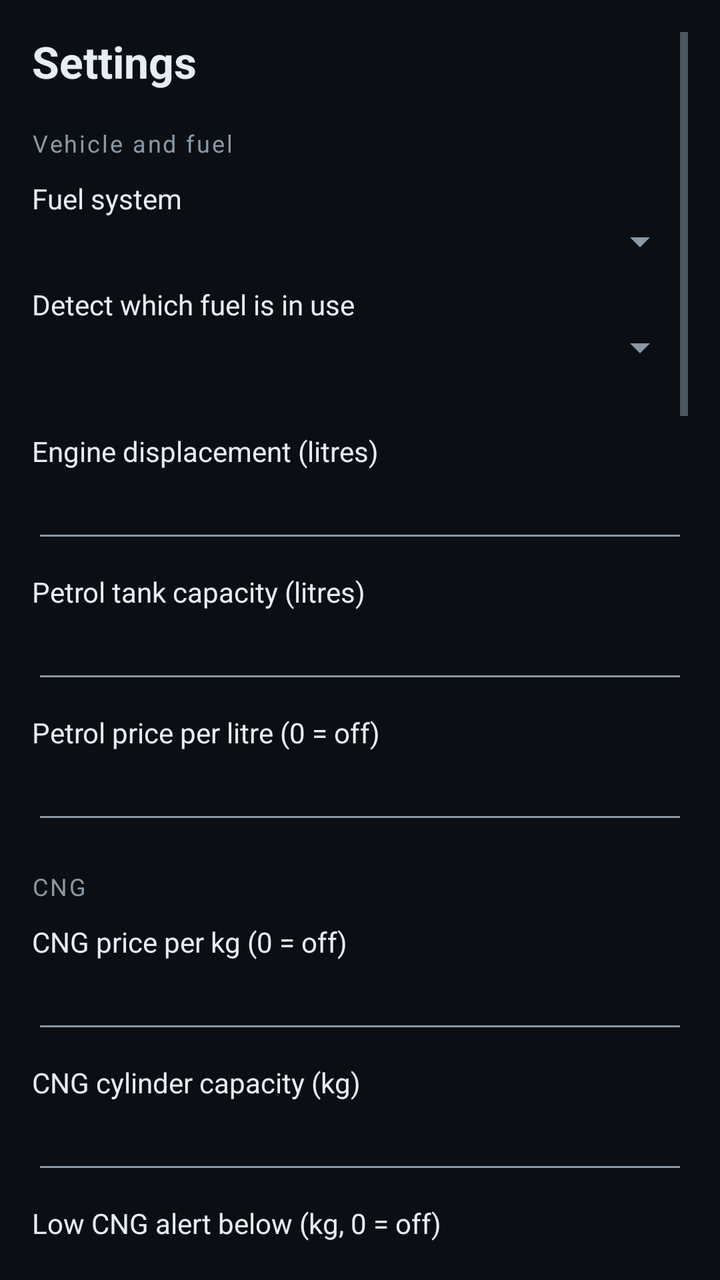
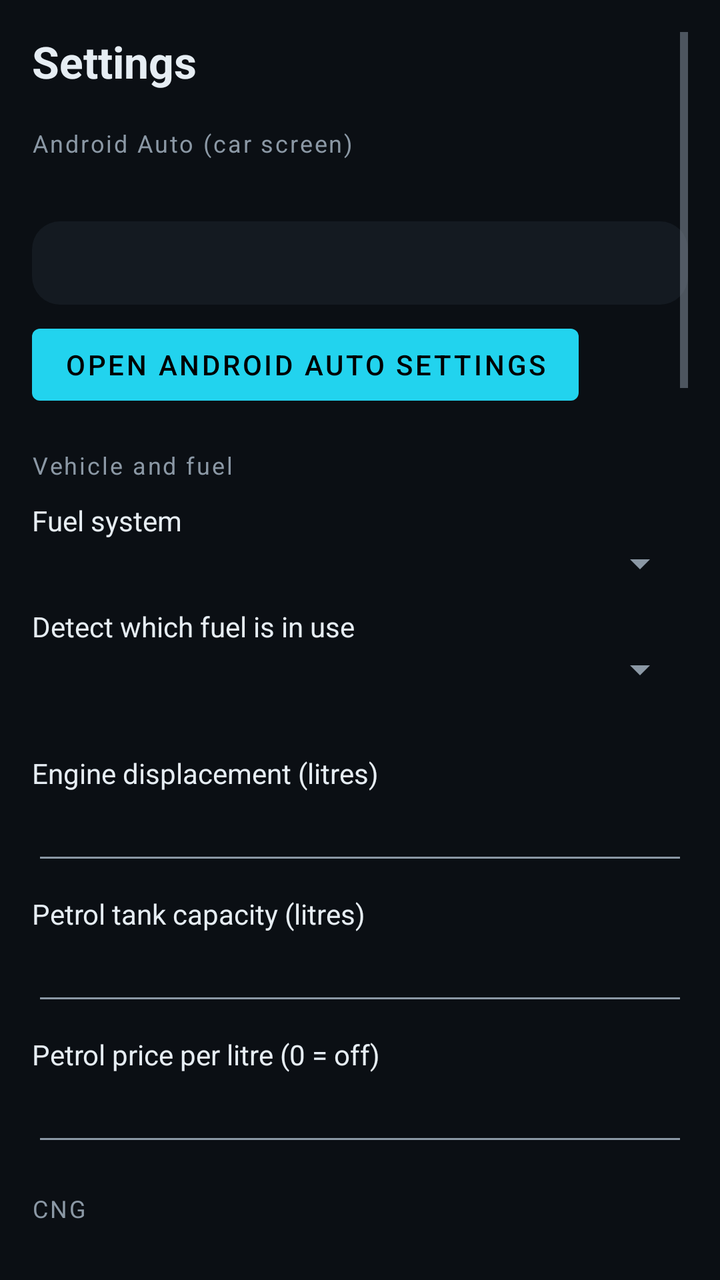

The first picture is an Android layout as it rendered before a commit; the second is the same layout after the commit. The layout source and the unified diff follow.
<!-- AndroidManifest.xml: application theme Theme.Obd2Dash -->
<!-- res/layout/activity_settings.xml -->
<?xml version="1.0" encoding="utf-8"?>
<ScrollView xmlns:android="http://schemas.android.com/apk/res/android"
    android:layout_width="match_parent"
    android:layout_height="match_parent"
    android:background="@color/bg"
    android:padding="16dp">

    <LinearLayout
        android:layout_width="match_parent"
        android:layout_height="wrap_content"
        android:orientation="vertical">

        <TextView
            android:layout_width="match_parent"
            android:layout_height="wrap_content"
            android:text="@string/settings"
            android:textColor="@color/text_primary"
            android:textSize="22sp"
            android:textStyle="bold" />

        <TextView style="@style/SettingSection" android:text="Vehicle and fuel" />

        <TextView style="@style/SettingLabel" android:text="Fuel system" />
        <Spinner android:id="@+id/fuelSystem" android:layout_width="match_parent" android:layout_height="wrap_content" />

        <LinearLayout
            android:id="@+id/biFuelGroup"
            android:layout_width="match_parent"
            android:layout_height="wrap_content"
            android:orientation="vertical">

            <TextView style="@style/SettingLabel" android:text="Detect which fuel is in use" />
            <Spinner android:id="@+id/fuelDetection" android:layout_width="match_parent" android:layout_height="wrap_content" />

            <TextView
                android:id="@+id/ecuFuelReport"
                android:layout_width="match_parent"
                android:layout_height="wrap_content"
                android:layout_marginTop="4dp"
                android:textColor="@color/text_secondary"
                android:textSize="12sp" />
        </LinearLayout>

        <TextView style="@style/SettingLabel" android:text="Engine displacement (litres)" />
        <EditText android:id="@+id/displacement" style="@style/SettingInput" android:inputType="numberDecimal" />

        <TextView android:id="@+id/tankLabel" style="@style/SettingLabel" android:text="Petrol tank capacity (litres)" />
        <EditText android:id="@+id/tankSize" style="@style/SettingInput" android:inputType="numberDecimal" />

        <TextView android:id="@+id/priceLabel" style="@style/SettingLabel" android:text="Petrol price per litre (0 = off)" />
        <EditText android:id="@+id/fuelPrice" style="@style/SettingInput" android:inputType="numberDecimal" />

        <LinearLayout
            android:id="@+id/cngGroup"
            android:layout_width="match_parent"
            android:layout_height="wrap_content"
            android:orientation="vertical">

            <TextView style="@style/SettingSection" android:text="CNG" />

            <TextView style="@style/SettingLabel" android:text="CNG price per kg (0 = off)" />
            <EditText android:id="@+id/cngPrice" style="@style/SettingInput" android:inputType="numberDecimal" />

            <TextView style="@style/SettingLabel" android:text="CNG cylinder capacity (kg)" />
            <EditText android:id="@+id/cngCapacity" style="@style/SettingInput" android:inputType="numberDecimal" />

            <TextView style="@style/SettingLabel" android:text="Low CNG alert below (kg, 0 = off)" />
            <EditText android:id="@+id/lowCng" style="@style/SettingInput" android:inputType="numberDecimal" />

            <TextView style="@style/SettingLabel" android:text="Cylinder hydro-test due (DD-MM-YYYY, blank = off)" />
            <EditText android:id="@+id/cylinderTest" style="@style/SettingInput" android:hint="e.g. 15-03-2028" android:inputType="text" />

            <TextView
                android:id="@+id/cngNote"
                android:layout_width="match_parent"
                android:layout_height="wrap_content"
                android:layout_marginTop="4dp"
                android:text="OBD has no CNG gauge, so CNG left is counted down from your last fill-up. Log fill-ups on the Trip tab. The cylinder test is due every 3 years; the date is on the cylinder or its test certificate."
                android:textColor="@color/text_secondary"
                android:textSize="11sp" />
        </LinearLayout>

        <LinearLayout
            android:id="@+id/lpgGroup"
            android:layout_width="match_parent"
            android:layout_height="wrap_content"
            android:orientation="vertical">

            <TextView style="@style/SettingLabel" android:text="LPG price per litre (0 = off)" />
            <EditText android:id="@+id/lpgPrice" style="@style/SettingInput" android:inputType="numberDecimal" />
        </LinearLayout>

        <TextView style="@style/SettingLabel" android:text="Tachometer redline (rpm)" />
        <EditText android:id="@+id/redline" style="@style/SettingInput" android:inputType="number" />

        <TextView style="@style/SettingSection" android:text="Gearbox" />

        <TextView style="@style/SettingLabel" android:text="Transmission" />
        <Spinner android:id="@+id/transmission" android:layout_width="match_parent" android:layout_height="wrap_content" />

        <TextView style="@style/SettingLabel" android:text="Number of forward gears" />
        <Spinner android:id="@+id/gearCount" android:layout_width="match_parent" android:layout_height="wrap_content" />

        <TextView style="@style/SettingLabel" android:text="Shift-up hint above (rpm, 0 = off, manual only)" />
        <EditText android:id="@+id/shiftUpRpm" style="@style/SettingInput" android:inputType="number" />

        <TextView
            android:id="@+id/learnedGears"
            android:layout_width="match_parent"
            android:layout_height="wrap_content"
            android:layout_marginTop="10dp"
            android:textColor="@color/text_secondary"
            android:textSize="12sp" />

        <Button
            android:id="@+id/resetGears"
            android:layout_width="wrap_content"
            android:layout_height="wrap_content"
            android:text="Relearn gears" />

        <TextView style="@style/SettingSection" android:text="Alerts" />

        <TextView style="@style/SettingLabel" android:text="Speed limit alert (km/h, 0 = off)" />
        <EditText android:id="@+id/speedLimit" style="@style/SettingInput" android:inputType="number" />

        <TextView style="@style/SettingLabel" android:text="Overheat alert (coolant, C)" />
        <EditText android:id="@+id/overheat" style="@style/SettingInput" android:inputType="number" />

        <TextView style="@style/SettingLabel" android:text="Low fuel alert (%, 0 = off)" />
        <EditText android:id="@+id/lowFuel" style="@style/SettingInput" android:inputType="number" />

        <CheckBox android:id="@+id/alertBeep" style="@style/SettingCheck" android:text="Beep on alerts" />
        <CheckBox android:id="@+id/alertVoice" style="@style/SettingCheck" android:text="Speak alerts (text-to-speech)" />

        <TextView style="@style/SettingSection" android:text="Display and connection" />

        <TextView style="@style/SettingLabel" android:text="Show fuel economy as" />
        <Spinner android:id="@+id/economyUnit" android:layout_width="match_parent" android:layout_height="wrap_content" />

        <CheckBox android:id="@+id/imperial" style="@style/SettingCheck" android:text="Imperial units (mph, F, psi, mpg)" />
        <CheckBox android:id="@+id/keepScreenOn" style="@style/SettingCheck" android:text="Keep screen on while connected" />
        <CheckBox android:id="@+id/autoConnect" style="@style/SettingCheck" android:text="Reconnect to last adapter on launch" />
        <CheckBox android:id="@+id/startOnBoot" style="@style/SettingCheck" android:text="Start when the head unit boots" />
        <CheckBox android:id="@+id/fastPolling" style="@style/SettingCheck" android:text="Fast polling (turn off if readings freeze or go blank)" />
        <CheckBox android:id="@+id/logging" style="@style/SettingCheck" android:text="Log every sample to CSV" />

        <TextView
            android:id="@+id/logPath"
            android:layout_width="match_parent"
            android:layout_height="wrap_content"
            android:layout_marginTop="4dp"
            android:textColor="@color/text_secondary"
            android:textSize="11sp" />

        <TextView
            android:id="@+id/reconnectNote"
            android:layout_width="match_parent"
            android:layout_height="wrap_content"
            android:layout_marginTop="4dp"
            android:text="Fast polling and logging changes apply on the next connection."
            android:textColor="@color/text_secondary"
            android:textSize="11sp" />

        <Button
            android:id="@+id/save"
            android:layout_width="match_parent"
            android:layout_height="wrap_content"
            android:layout_marginTop="20dp"
            android:text="Save" />
    </LinearLayout>
</ScrollView>
<!-- resources referenced by this layout -->
<resources>
  <color name="bg">#0B0F14</color>
  <color name="text_primary">#E6EDF3</color>
  <color name="text_secondary">#8B98A5</color>
  <string name="settings">Settings</string>
  <style name="SettingCheck">
          <item name="android:layout_width">match_parent</item>
          <item name="android:layout_height">wrap_content</item>
          <item name="android:textColor">@color/text_primary</item>
      </style>
  <style name="SettingInput">
          <item name="android:layout_width">match_parent</item>
          <item name="android:layout_height">wrap_content</item>
          <item name="android:textColor">@color/text_primary</item>
          <item name="android:importantForAutofill">no</item>
      </style>
  <style name="SettingLabel">
          <item name="android:layout_width">match_parent</item>
          <item name="android:layout_height">wrap_content</item>
          <item name="android:layout_marginTop">10dp</item>
          <item name="android:textColor">@color/text_primary</item>
          <item name="android:textSize">14sp</item>
      </style>
  <style name="SettingSection">
          <item name="android:layout_width">match_parent</item>
          <item name="android:layout_height">wrap_content</item>
          <item name="android:layout_marginTop">18dp</item>
          <item name="android:textColor">@color/text_secondary</item>
          <item name="android:textSize">12sp</item>
          <item name="android:letterSpacing">0.08</item>
      </style>
  <style name="Theme.Obd2Dash" parent="Theme.MaterialComponents.NoActionBar">
          <item name="colorPrimary">@color/accent</item>
          <item name="colorPrimaryDark">@color/bg</item>
          <item name="colorAccent">@color/accent</item>
          <item name="colorSecondary">@color/amber</item>
          <item name="colorSurface">@color/surface</item>
          <item name="colorError">@color/danger</item>
          <item name="android:colorBackground">@color/bg</item>
          <item name="android:windowBackground">@color/bg</item>
          <item name="android:textColorPrimary">@color/text_primary</item>
          <item name="android:textColorSecondary">@color/text_secondary</item>
          <item name="android:statusBarColor">@color/bg</item>
          <item name="android:navigationBarColor">@color/bg</item>
  
          <item name="gaugeAccent">@color/accent</item>
          <item name="gaugeWarn">@color/danger</item>
          <item name="gaugeTrack">@color/track</item>
      </style>
  <color name="accent">#22D3EE</color>
  <color name="amber">#FBBF24</color>
  <color name="surface">#141A21</color>
  <color name="danger">#F87171</color>
  <color name="track">#1F2933</color>
</resources>

<!-- the commit's change to res/layout/activity_settings.xml (unified diff, before → after) -->
@@ -17,6 +17,34 @@
             android:textColor="@color/text_primary"
             android:textSize="22sp"
             android:textStyle="bold" />
+
+        <TextView style="@style/SettingSection" android:text="Android Auto (car screen)" />
+
+        <TextView
+            android:id="@+id/autoStatus"
+            android:layout_width="match_parent"
+            android:layout_height="wrap_content"
+            android:layout_marginTop="6dp"
+            android:textColor="@color/text_primary"
+            android:textSize="14sp" />
+
+        <TextView
+            android:id="@+id/autoSteps"
+            android:layout_width="match_parent"
+            android:layout_height="wrap_content"
+            android:layout_marginTop="6dp"
+            android:background="@drawable/bg_card"
+            android:lineSpacingExtra="3dp"
+            android:padding="12dp"
+            android:textColor="@color/text_secondary"
+            android:textSize="13sp" />
+
+        <Button
+            android:id="@+id/openAuto"
+            android:layout_width="wrap_content"
+            android:layout_height="wrap_content"
+            android:layout_marginTop="6dp"
+            android:text="Open Android Auto settings" />
 
         <TextView style="@style/SettingSection" android:text="Vehicle and fuel" />
 
<!-- resource entries referenced after the edit -->
@@ -3,6 +3,12 @@
   <color name="bg">#0B0F14</color>
   <color name="text_primary">#E6EDF3</color>
   <color name="text_secondary">#8B98A5</color>
+  <!-- drawable bg_card (drawable) -->
+  <?xml version="1.0" encoding="utf-8"?>
+  <shape xmlns:android="http://schemas.android.com/apk/res/android" android:shape="rectangle">
+      <solid android:color="@color/surface" />
+      <corners android:radius="14dp" />
+  </shape>
   <string name="settings">Settings</string>
   <style name="SettingCheck">
           <item name="android:layout_width">match_parent</item>
